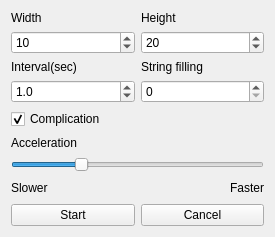
This is customgamedlg.ui in dmitriyushakov/Tetris as Qt 5 draws it before an edit. The edited form follows.
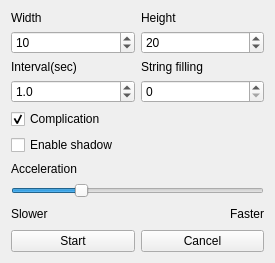
This is the edited form. Icons and pictures are not drawn.

Diff of the .ui file:
```diff
--- a/customgamedlg.ui
+++ b/customgamedlg.ui
@@ -10,7 +10,7 @@
     <x>0</x>
     <y>0</y>
     <width>275</width>
-    <height>237</height>
+    <height>263</height>
    </rect>
   </property>
   <property name="windowTitle">
@@ -115,6 +115,13 @@
      </property>
     </widget>
    </item>
+   <item>
+    <widget class="QCheckBox" name="shadowCheck">
+     <property name="text">
+      <string>Enable shadow</string>
+     </property>
+    </widget>
+   </item>
    <item>
     <widget class="QLabel" name="label_5">
      <property name="text">
```
